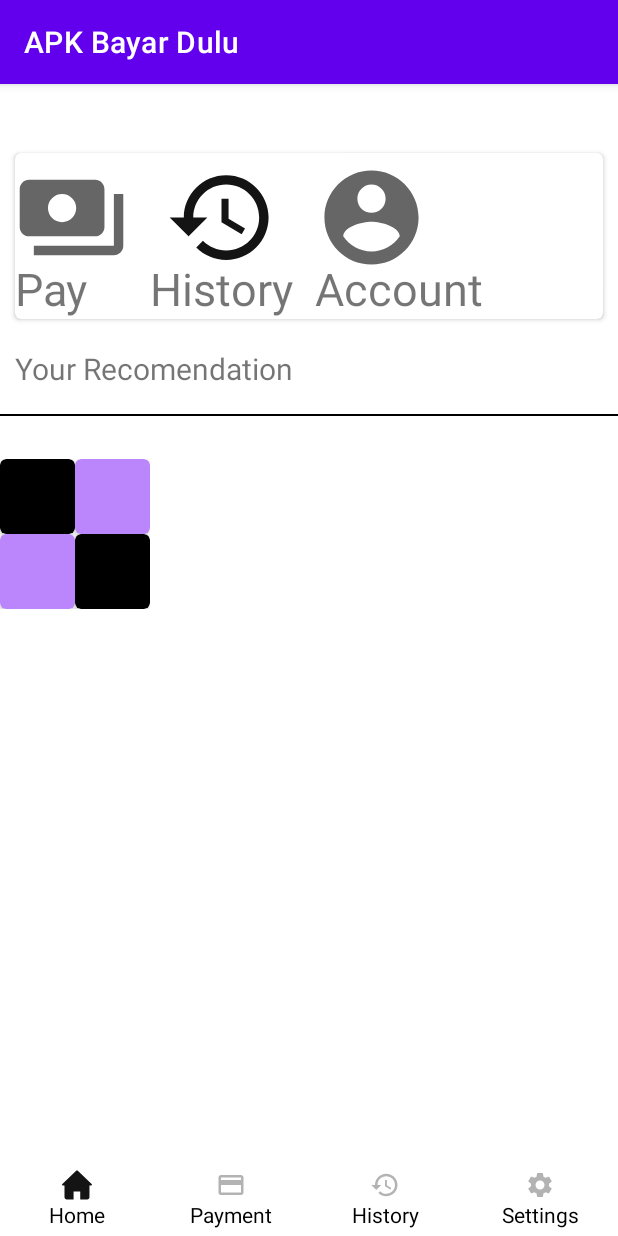
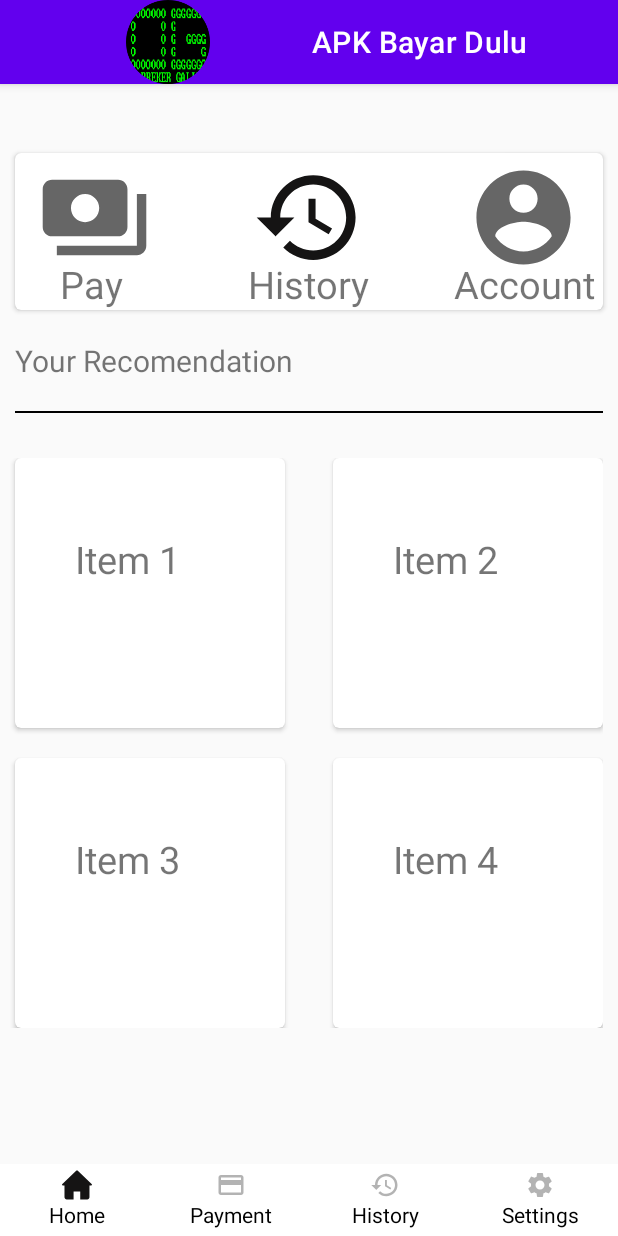
Before and after one commit to galihmay/Responsi-Fintech-20.22.2400, an Android app: the HomeActivity screen opened directly, with no data from a screen before it, on a phone screen of 412 x 824 dp. Run offline under Robolectric (Android 15) with nearby library versions, the phone set to English and light mode, and no system bars; our stand-ins replace data binding.

Commit message:
Profile Picture,rev1 home,dan perbaiki scrollview

```diff
--- a/app/src/main/java/com/galihmayangga/responsifintech/ui/HomeActivity.java
+++ b/app/src/main/java/com/galihmayangga/responsifintech/ui/HomeActivity.java
@@ -3,6 +3,7 @@ package com.galihmayangga.responsifintech.ui;
 import androidx.appcompat.app.AppCompatActivity;
 import androidx.databinding.DataBindingUtil;
 
+import android.app.ActionBar;
 import android.content.Intent;
 import android.os.Bundle;
 
@@ -25,10 +26,12 @@ public class HomeActivity extends AppCompatActivity implements HomeMvvm.View {
     @Override
     protected void onCreate(Bundle savedInstanceState) {
         super.onCreate(savedInstanceState);
+        setTitle("APK Bayar Dulu");
         ActivityHomeBinding binding = DataBindingUtil.setContentView(this, R.layout.activity_home);
+        getSupportActionBar().setDisplayShowHomeEnabled(true);
+        getSupportActionBar().setIcon(R.drawable.profilepicture);
+        getSupportActionBar().setDisplayUseLogoEnabled(true);
         binding.setVm(new HomeViewModel(this));
-
-
     }
 
     @Override
--- /dev/null
+++ b/app/src/main/res/layout/action_bar.xml
@@ -0,0 +1,17 @@
+<?xml version="1.0" encoding="utf-8"?>
+<LinearLayout xmlns:android="http://schemas.android.com/apk/res/android"
+    android:layout_width="match_parent"
+    android:layout_height="match_parent"
+    android:gravity="center"
+    android:orientation="horizontal" >
+
+    <ImageView
+        android:id="@+id/actionBarLogo"
+        android:layout_width="wrap_content"
+        android:layout_height="wrap_content"
+        android:clickable="false"
+        android:focusable="false"
+        android:longClickable="false"
+        android:src="@drawable/profilepicture" />
+
+</LinearLayout>
--- a/app/src/main/res/layout/fragment_history.xml
+++ b/app/src/main/res/layout/fragment_history.xml
@@ -9,13 +9,18 @@
         android:id="@+id/scrollView2"
         android:layout_width="fill_parent"
         android:layout_height="fill_parent"
-        android:layout_marginTop="22dp">
+        android:layout_below="@+id/garis"
+        >
 
-    <!-- TODO: Update blank fragment layout -->
+        <LinearLayout
+            android:layout_width="match_parent"
+            android:layout_height="wrap_content"
+            android:orientation="vertical">
     <TextView
         android:layout_width="match_parent"
         android:layout_height="match_parent"
         android:text="History" />
+        </LinearLayout>
     </ScrollView>
 
 </FrameLayout>
--- a/app/src/main/res/layout/fragment_home.xml
+++ b/app/src/main/res/layout/fragment_home.xml
@@ -4,14 +4,23 @@
     android:layout_width="match_parent"
     android:layout_height="match_parent"
     xmlns:app="http://schemas.android.com/apk/res-auto"
+    android:background="@color/light_gray"
     tools:context=".ui.HomeFragment">
+
+
 
 
     <ScrollView
         android:id="@+id/scrollView2"
         android:layout_width="fill_parent"
         android:layout_height="fill_parent"
-    >
+        android:layout_below="@+id/garis"
+        >
+
+    <LinearLayout
+        android:layout_width="match_parent"
+        android:layout_height="wrap_content"
+        android:orientation="vertical">
 
         <androidx.cardview.widget.CardView
             android:layout_width="match_parent"
@@ -25,6 +34,8 @@
 
             <ImageView
                 android:layout_marginTop="5dp"
+                android:layout_marginLeft="15dp"
+                android:layout_gravity="left"
                 android:layout_width="75dp"
                 android:layout_height="75dp"
                 android:text="Pay"
@@ -34,7 +45,7 @@
                 android:layout_marginTop="5dp"
                 android:layout_width="75dp"
                 android:layout_height="75dp"
-                android:layout_marginLeft="100dp"
+                android:layout_gravity="center_horizontal"
                 android:text="Pay"
                 app:srcCompat="@drawable/ic_history_dark" />
 
@@ -42,7 +53,8 @@
                 android:layout_marginTop="5dp"
                 android:layout_width="75dp"
                 android:layout_height="75dp"
-                android:layout_marginLeft="200dp"
+                android:layout_gravity="right"
+                android:layout_marginEnd="15dp"
                 android:text="Pay"
                 app:srcCompat="@drawable/account" />
                 />
@@ -52,25 +64,28 @@
                 android:layout_width="wrap_content"
                 android:layout_height="wrap_content"
                 android:text="Pay"
-                android:textSize="30sp"
+                android:layout_marginLeft="30dp"
+                android:gravity="left"
+                android:textSize="25sp"
                  />
 
             <TextView
                 android:layout_marginTop="70dp"
                 android:layout_width="wrap_content"
                 android:layout_height="wrap_content"
-                android:layout_marginLeft="90dp"
+                android:layout_gravity="center_horizontal"
                 android:text="History"
-                android:textSize="30sp"
+                android:textSize="25sp"
                 />
 
             <TextView
                 android:layout_marginTop="70dp"
                 android:layout_width="wrap_content"
                 android:layout_height="wrap_content"
-                android:layout_marginLeft="200dp"
+                android:layout_gravity="right"
                 android:text="Account"
-                android:textSize="30sp"
+                android:layout_marginEnd="5dp"
+                android:textSize="25sp"
                 />
 
 
@@ -85,12 +100,12 @@
 
 
 
-    </ScrollView>
+
 
     <TextView
         android:layout_width="match_parent"
         android:layout_height="wrap_content"
-        android:layout_marginTop="176dp"
+        android:layout_marginTop="10dp"
         android:layout_marginLeft="10dp"
         android:textSize="20dp"
         android:text="Your Recomendation "/>
@@ -100,55 +115,113 @@
         android:layout_width="match_parent"
         android:layout_height="1dp"
         android:background="@color/black"
-        android:layout_marginTop="220dp"
+        android:layout_marginTop="20dp"
+        android:layout_marginLeft="10dp"
+        android:layout_marginRight="10dp"
 
         />
 
-    <GridLayout
+
+
+
+
+        <GridLayout
         android:id="@+id/GridLayout1"
         android:layout_width="wrap_content"
         android:layout_height="wrap_content"
         android:columnCount="2"
-        android:layout_marginTop="250dp"
+        android:layout_marginTop="30dp"
         android:rowCount="2"
+            android:layout_marginBottom="20dp"
         android:layout_below="@id/garis"
         android:orientation="horizontal"
       >
         <androidx.cardview.widget.CardView
-        android:layout_width="50dp"
-        android:layout_height="50dp"
-            android:background="@color/black"
-            app:cardBackgroundColor="@color/black"
+            android:layout_marginLeft="10dp"
+        android:layout_width="180dp"
+        android:layout_height="180dp"
+            app:cardBackgroundColor="@color/white"
             app:cardCornerRadius="4dp">
 
-        </androidx.cardview.widget.CardView>
+            <TextView
+                android:id="@+id/textView"
+                android:layout_width="wrap_content"
+                android:layout_height="wrap_content"
+                android:layout_marginStart="40dp"
+                android:layout_marginTop="50dp"
+                android:text="Item 1"
+                android:textSize="25dp"/>
 
-        <androidx.cardview.widget.CardView
-            android:layout_width="50dp"
-            android:layout_height="50dp"
-            app:cardBackgroundColor="@color/purple_200"
-            app:cardCornerRadius="4dp">
-
-        </androidx.cardview.widget.CardView>
-
-        <androidx.cardview.widget.CardView
-            android:layout_width="50dp"
-            android:layout_height="50dp"
-            app:cardBackgroundColor="@color/purple_200"
-            app:cardCornerRadius="4dp">
-
-        </androidx.cardview.widget.CardView>
-        <androidx.cardview.widget.CardView
-            android:layout_width="50dp"
-            android:layout_height="50dp"
-            android:background="@color/black"
-            app:cardBackgroundColor="@color/black"
-            app:cardCornerRadius="4dp">
 
         </androidx.cardview.widget.CardView>
 
 
+
+        <androidx.cardview.widget.CardView
+            android:layout_marginLeft="32dp"
+            android:layout_width="180dp"
+            android:layout_height="180dp"
+            app:cardBackgroundColor="@color/white"
+            app:cardCornerRadius="4dp">
+
+            <TextView
+                android:id="@+id/textView2"
+                android:layout_width="wrap_content"
+                android:layout_height="wrap_content"
+                android:layout_marginStart="40dp"
+                android:layout_marginTop="50dp"
+                android:text="Item 2"
+                android:textSize="25dp"/>
+
+
+        </androidx.cardview.widget.CardView>
+
+
+        <androidx.cardview.widget.CardView
+            android:layout_marginTop="20dp"
+            android:layout_marginLeft="10dp"
+            android:layout_width="180dp"
+            android:layout_height="180dp"
+            app:cardBackgroundColor="@color/white"
+            app:cardCornerRadius="4dp">
+
+            <TextView
+                android:id="@+id/textView3"
+                android:layout_width="wrap_content"
+                android:layout_height="wrap_content"
+                android:layout_marginStart="40dp"
+                android:layout_marginTop="50dp"
+                android:text="Item 3"
+                android:textSize="25dp"/>
+
+
+        </androidx.cardview.widget.CardView>
+
+
+
+        <androidx.cardview.widget.CardView
+            android:layout_marginTop="20dp"
+            android:layout_marginLeft="32dp"
+            android:layout_width="180dp"
+            android:layout_height="180dp"
+            app:cardBackgroundColor="@color/white"
+            app:cardCornerRadius="4dp">
+
+            <TextView
+                android:id="@+id/textView4"
+                android:layout_width="wrap_content"
+                android:layout_height="wrap_content"
+                android:layout_marginStart="40dp"
+                android:layout_marginTop="50dp"
+                android:text="Item 4"
+                android:textSize="25dp"/>
+
+
+        </androidx.cardview.widget.CardView>
+
     </GridLayout>
 
 
+</LinearLayout>
+    </ScrollView>
 </FrameLayout>
--- a/app/src/main/res/layout/fragment_payment.xml
+++ b/app/src/main/res/layout/fragment_payment.xml
@@ -9,11 +9,19 @@
         android:id="@+id/scrollView2"
         android:layout_width="fill_parent"
         android:layout_height="fill_parent"
-        android:layout_marginTop="22dp">
+        android:layout_below="@+id/garis"
+        >
+
+        <LinearLayout
+            android:layout_width="match_parent"
+            android:layout_height="wrap_content"
+            android:orientation="vertical">
     <TextView
         android:layout_width="match_parent"
         android:layout_height="match_parent"
         android:text="payment" />
 
+        </LinearLayout>
+
     </ScrollView>
 </FrameLayout>
--- a/app/src/main/res/layout/fragment_setting.xml
+++ b/app/src/main/res/layout/fragment_setting.xml
@@ -5,15 +5,23 @@
     android:layout_height="match_parent"
     tools:context=".ui.SettingFragment">
 
+
     <ScrollView
         android:id="@+id/scrollView2"
         android:layout_width="fill_parent"
         android:layout_height="fill_parent"
-        android:layout_marginTop="22dp">
+        android:layout_below="@+id/garis"
+        >
+
+        <LinearLayout
+            android:layout_width="match_parent"
+            android:layout_height="wrap_content"
+            android:orientation="vertical">
 
     <TextView
         android:layout_width="match_parent"
         android:layout_height="match_parent"
         android:text="setting" />
+        </LinearLayout>
     </ScrollView>
 </FrameLayout>
--- /dev/null
+++ b/app/src/main/res/menu/main.xml
@@ -0,0 +1,4 @@
+<?xml version="1.0" encoding="utf-8"?>
+<menu xmlns:android="http://schemas.android.com/apk/res/android">
+
+</menu>
--- a/app/src/main/res/values/colors.xml
+++ b/app/src/main/res/values/colors.xml
@@ -8,4 +8,5 @@
     <color name="black">#FF000000</color>
     <color name="white">#FFFFFFFF</color>
     <color name="light_white">#ccffffff</color>
+    <color name="light_gray">#3EEAEAEA</color>
 </resources>
```
Also changed, not shown: app/src/main/res/drawable/profilepicture.png.
